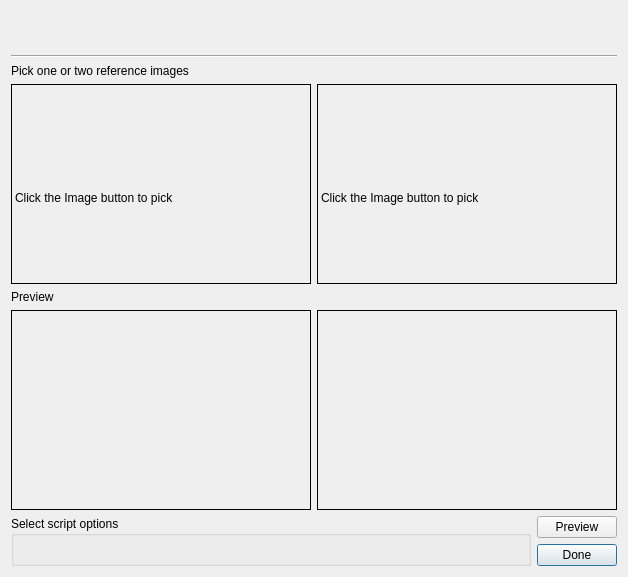
Qt form Application/ui/ScriptOptionsDialog.ui (rayngrowingsystems/RVS_Analytics) before a commit.
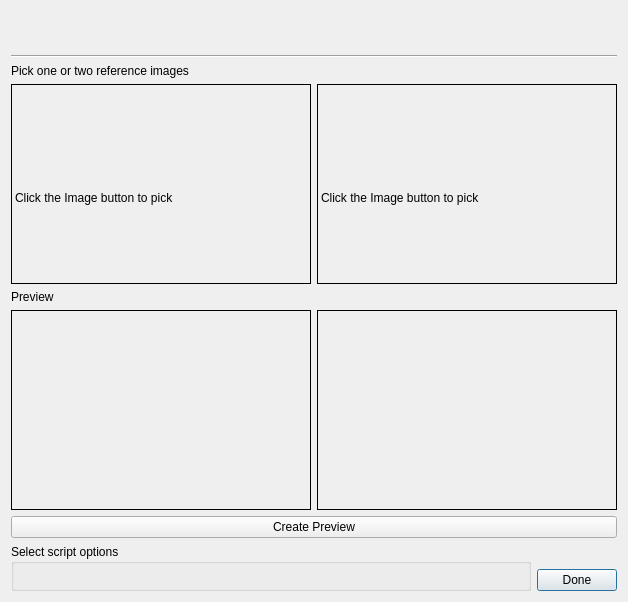
The same form after that commit. Icons and pictures are not drawn. Custom widgets are drawn as their Qt base class.

What changed in the file:
```diff
--- a/Application/ui/ScriptOptionsDialog.ui
+++ b/Application/ui/ScriptOptionsDialog.ui
@@ -9,8 +9,8 @@
    <rect>
     <x>0</x>
     <y>0</y>
-    <width>619</width>
-    <height>354</height>
+    <width>628</width>
+    <height>602</height>
    </rect>
   </property>
   <property name="windowTitle">
@@ -21,7 +21,7 @@
   </property>
   <layout class="QGridLayout" name="gridLayout_3">
    <item row="0" column="0">
-    <layout class="QVBoxLayout" name="verticalLayout" stretch="0,0,0,0,0,0,0,1">
+    <layout class="QVBoxLayout" name="verticalLayout" stretch="0,0,0,0,0,0,0,0,1">
      <item>
       <widget class="QLabel" name="script_label">
        <property name="font">
@@ -139,6 +139,13 @@
        </item>
       </layout>
      </item>
+     <item>
+      <widget class="QPushButton" name="preview_button">
+       <property name="text">
+        <string>Create Preview</string>
+       </property>
+      </widget>
+     </item>
      <item>
       <layout class="QHBoxLayout" name="horizontalLayout_4" stretch="1,0">
        <item>
@@ -156,17 +163,6 @@
        </item>
        <item>
         <layout class="QVBoxLayout" name="verticalLayout_3">
-         <item>
-          <widget class="QPushButton" name="preview_button">
-           <property name="text">
-            <string>Preview</string>
-           </property>
-           <property name="icon">
-            <iconset resource="../resources/CameraApp.qrc">
-             <normaloff>:/images/Refresh.png</normaloff>:/images/Refresh.png</iconset>
-           </property>
-          </widget>
-         </item>
          <item>
           <spacer name="verticalSpacer">
            <property name="orientation">
```
Left out of the diff: 4 changed lines with no effect on the pictures.
